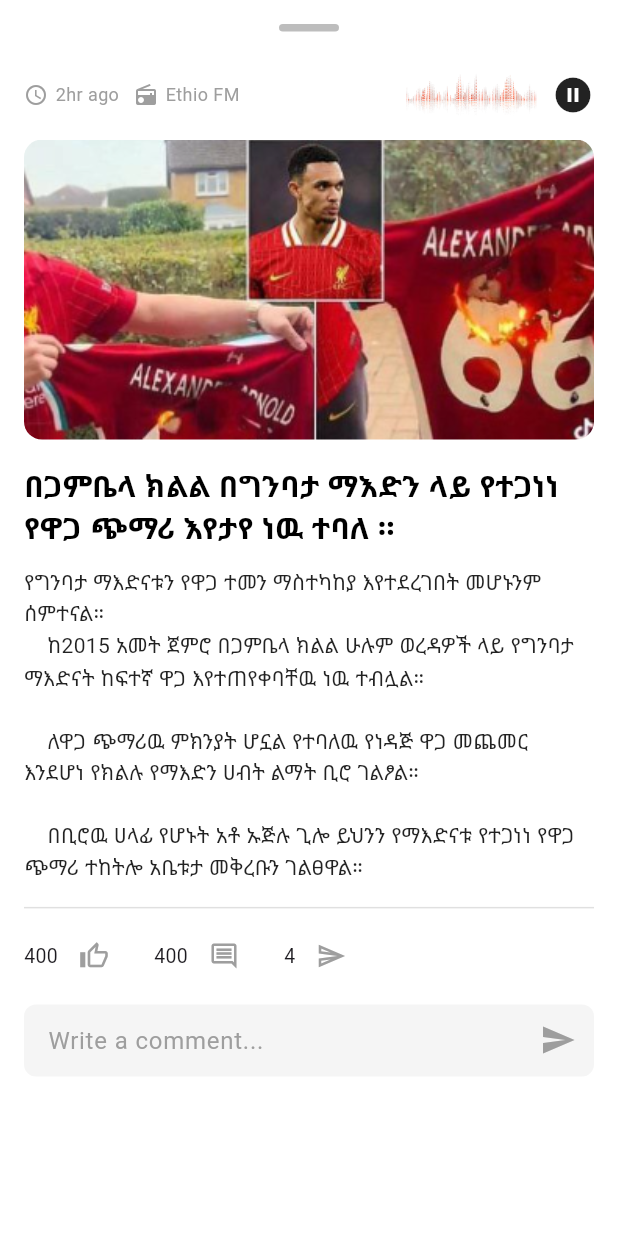
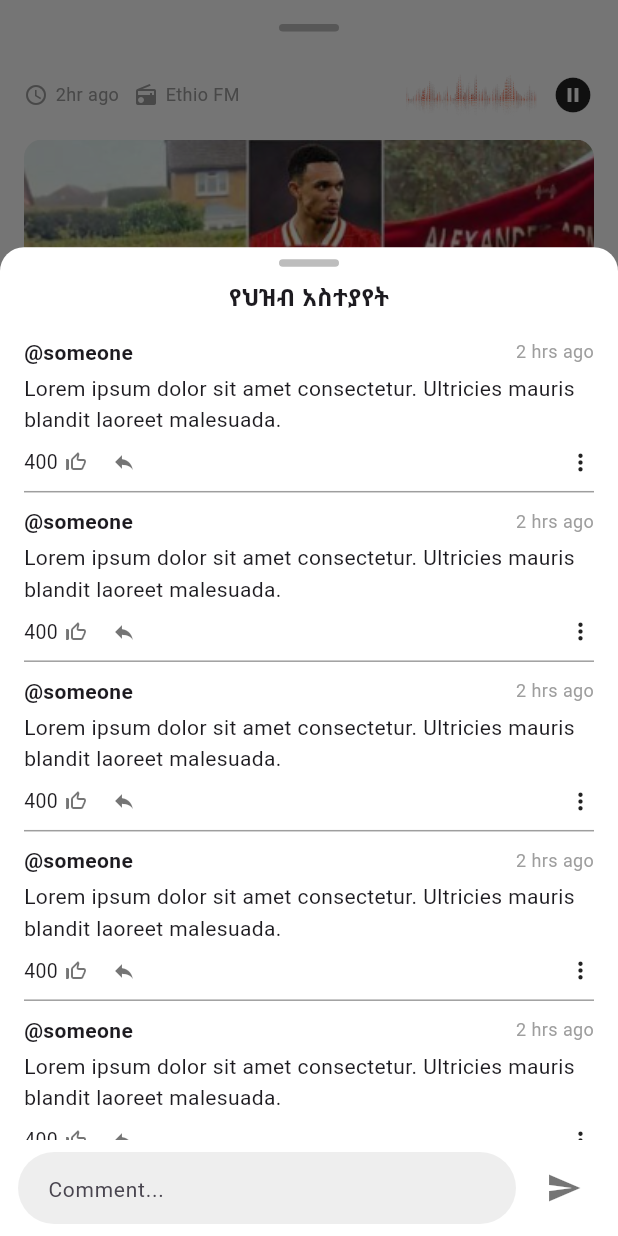
Before and after one commit to nathnael19/fm_radio, a Flutter app: the NewsDetailPage widget shown alone on an empty page, opened directly, after a tap on the "comment" icon, on a phone screen of 412 x 824 dp. Run offline on Flutter 3.47's test engine with Material 3 defaults, Android fonts, the phone set to English and light mode, and no system bars; our stand-ins replace font_awesome_flutter, google_fonts, smooth_page_indicator.

Commit message:
creating comment page

```diff
--- /dev/null
+++ b/lib/Home/News/comment_bottom_sheet.dart
@@ -0,0 +1,177 @@
+import 'package:flutter/material.dart';
+
+class CommentBottomSheet extends StatefulWidget {
+  const CommentBottomSheet({super.key});
+
+  @override
+  State<CommentBottomSheet> createState() => _CommentBottomSheetState();
+}
+
+class _CommentBottomSheetState extends State<CommentBottomSheet> {
+  final TextEditingController _commentController = TextEditingController();
+
+  // Sample comment data
+  final List<Map<String, String>> comments = List.generate(
+    5,
+    (index) => {
+      "username": "@someone",
+      "time": "2 hrs ago",
+      "content":
+          "Lorem ipsum dolor sit amet consectetur. Ultricies mauris blandit laoreet malesuada.",
+      "likes": "400",
+    },
+  );
+
+  @override
+  Widget build(BuildContext context) {
+    return DraggableScrollableSheet(
+      initialChildSize: 0.8, // Height when opened
+      minChildSize: 0.4, // Minimum height
+      maxChildSize: 1.0, // Full screen height
+      builder: (_, controller) => Container(
+        decoration: const BoxDecoration(
+          color: Colors.white,
+          borderRadius: BorderRadius.vertical(top: Radius.circular(16)),
+        ),
+        child: Column(
+          children: [
+            // Drag handle
+            Container(
+              width: 40,
+              height: 5,
+              margin: const EdgeInsets.symmetric(vertical: 8),
+              decoration: BoxDecoration(
+                color: Colors.grey[400],
+                borderRadius: BorderRadius.circular(10),
+              ),
+            ),
+
+            // AppBar Title
+            const Text(
+              "የህዝብ አስተያየት",
+              style: TextStyle(fontWeight: FontWeight.bold, fontSize: 16),
+            ),
+            const SizedBox(height: 8),
+
+            // Comment list
+            Expanded(
+              child: ListView.separated(
+                controller: controller,
+                padding: const EdgeInsets.symmetric(
+                  horizontal: 16,
+                  vertical: 8,
+                ),
+                itemCount: comments.length,
+                separatorBuilder: (context, index) =>
+                    const Divider(color: Colors.grey, height: 20),
+                itemBuilder: (context, index) {
+                  final comment = comments[index];
+                  return Column(
+                    crossAxisAlignment: CrossAxisAlignment.start,
+                    children: [
+                      // Username and Time
+                      Row(
+                        mainAxisAlignment: MainAxisAlignment.spaceBetween,
+                        children: [
+                          Text(
+                            comment["username"]!,
+                            style: const TextStyle(
+                              fontWeight: FontWeight.bold,
+                              fontSize: 14,
+                            ),
+                          ),
+                          Text(
+                            comment["time"]!,
+                            style: const TextStyle(
+                              fontSize: 12,
+                              color: Colors.grey,
+                            ),
+                          ),
+                        ],
+                      ),
+                      const SizedBox(height: 4),
+                      // Comment content
+                      Text(
+                        comment["content"]!,
+                        style: const TextStyle(fontSize: 14),
+                      ),
+                      const SizedBox(height: 8),
+                      // Likes, Reply, Menu
+                      Row(
+                        children: [
+                          Text(
+                            comment["likes"]!,
+                            style: const TextStyle(fontSize: 13),
+                          ),
+                          const SizedBox(width: 4),
+                          const Icon(
+                            Icons.thumb_up_off_alt,
+                            size: 16,
+                            color: Colors.black54,
+                          ),
+                          const SizedBox(width: 16),
+                          const Icon(
+                            Icons.reply,
+                            size: 16,
+                            color: Colors.black54,
+                          ),
+                          const Spacer(),
+                          const Icon(Icons.more_vert, size: 18),
+                        ],
+                      ),
+                    ],
+                  );
+                },
+              ),
+            ),
+
+            // Input field
+            Padding(
+              padding: const EdgeInsets.symmetric(horizontal: 12, vertical: 8),
+              child: Row(
+                children: [
+                  Expanded(
+                    child: TextField(
+                      controller: _commentController,
+                      decoration: InputDecoration(
+                        hintText: "Comment...",
+                        hintStyle: const TextStyle(fontSize: 14),
+                        filled: true,
+                        fillColor: Colors.grey[200],
+                        contentPadding: const EdgeInsets.symmetric(
+                          horizontal: 16,
+                          vertical: 10,
+                        ),
+                        border: OutlineInputBorder(
+                          borderRadius: BorderRadius.circular(30),
+                          borderSide: BorderSide.none,
+                        ),
+                      ),
+                    ),
+                  ),
+                  const SizedBox(width: 8),
+                  IconButton(
+                    icon: const Icon(Icons.send, color: Colors.black54),
+                    onPressed: () {
+                      if (_commentController.text.isNotEmpty) {
+                        setState(() {
+                          comments.add({
+                            "username": "@you",
+                            "time": "Just now",
+                            "content": _commentController.text,
+                            "likes": "0",
+                          });
+                          _commentController.clear();
+                        });
+                      }
+                    },
+                  ),
+                ],
+              ),
+            ),
+          ],
+        ),
+      ),
+    );
+  }
+}
--- a/lib/Home/News/news_detail_page.dart
+++ b/lib/Home/News/news_detail_page.dart
@@ -1,3 +1,4 @@
+import 'package:ethio_fm_radio/Home/News/comment_bottom_sheet.dart';
 import 'package:flutter/material.dart';
 
 class NewsDetailPage extends StatelessWidget {
@@ -148,7 +149,7 @@
                       const SizedBox(width: 16),
                       const Text("400", style: TextStyle(fontSize: 13)),
                       IconButton(
-                        onPressed: () {},
+                        onPressed: () => showCommentBottomSheet(context),
                         icon: Icon(
                           Icons.comment_outlined,
                           size: 20,
@@ -199,4 +200,13 @@
       ),
     );
   }
+
+  void showCommentBottomSheet(BuildContext context) {
+    showModalBottomSheet(
+      context: context,
+      isScrollControlled: true,
+      backgroundColor: Colors.transparent,
+      builder: (_) => const CommentBottomSheet(),
+    );
+  }
 }
```
